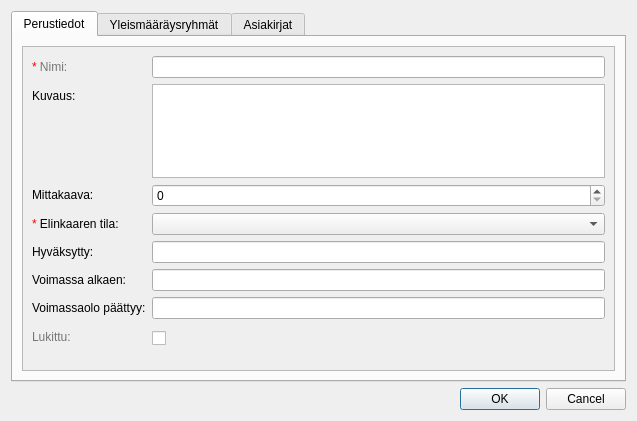
The window that arho_feature_template/gui/dialogs/plan_attribute_form.ui (GispoCoding/arho-qgis-plugin) describes before a commit, drawn with Qt 5.
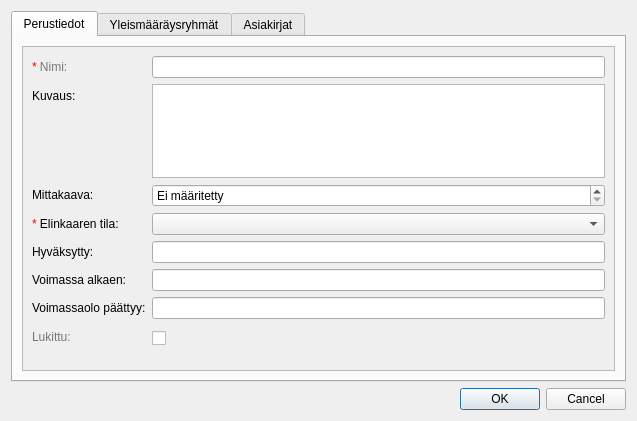
The same window after the commit. Custom widgets are drawn as their Qt base class.

Commit message: Default the scale of a new plan by plan type

```diff
--- a/arho_feature_template/gui/dialogs/plan_attribute_form.ui
+++ b/arho_feature_template/gui/dialogs/plan_attribute_form.ui
@@ -122,6 +122,12 @@
              </item>
              <item row="2" column="1">
               <widget class="QSpinBox" name="scale_spin_box">
+               <property name="specialValueText">
+                <string>Ei määritetty</string>
+               </property>
+               <property name="prefix">
+                <string>1 : </string>
+               </property>
                <property name="maximum">
                 <number>999999999</number>
                </property>
```
The commit also changes 2 other files.
